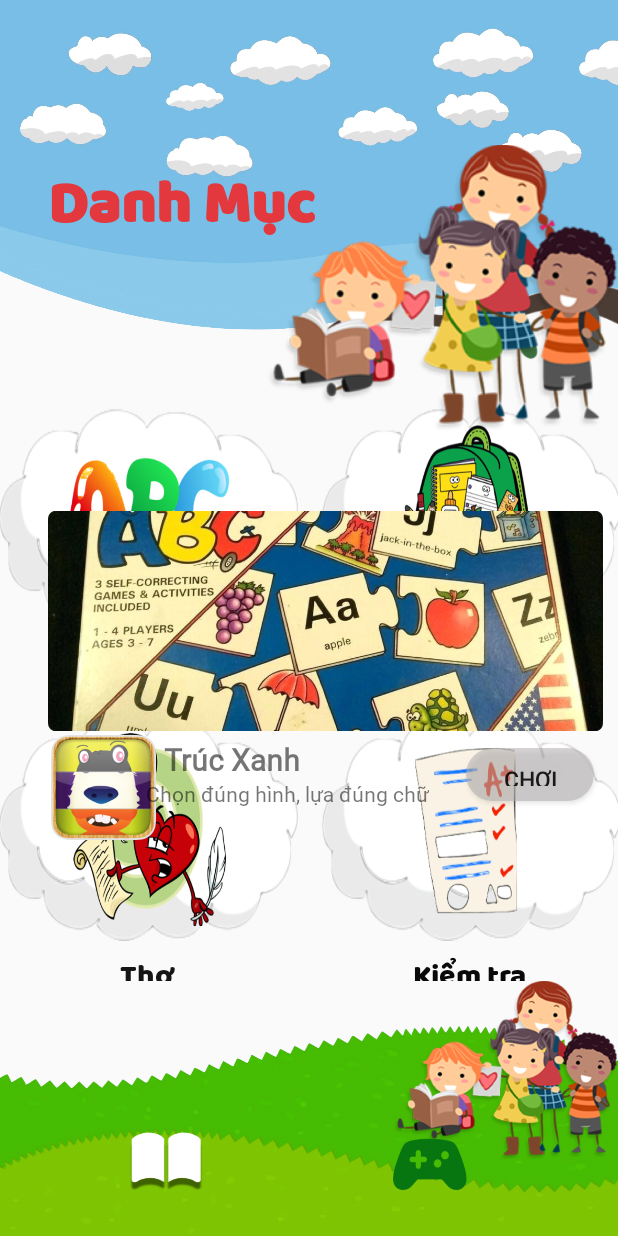
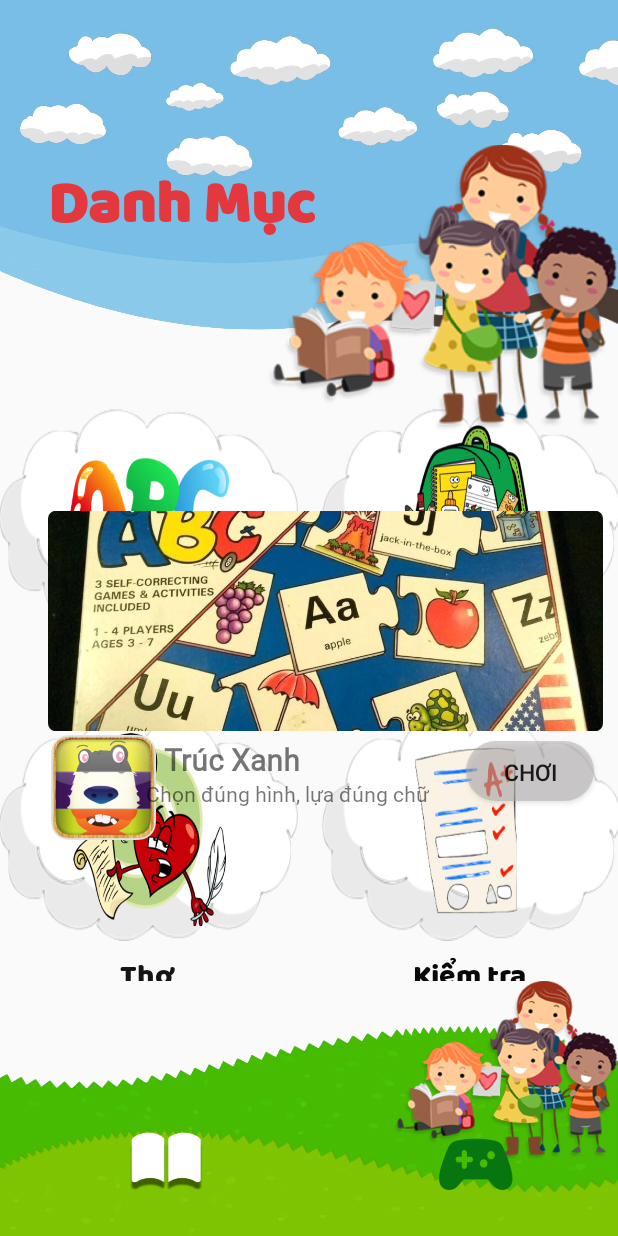
Before and after one commit to hhoang168/MTiengViet1-PRM-Project, an Android app: the fragment GameFragment placed in its activity, on a phone screen of 412 x 824 dp. Run offline under Robolectric (Android 15) with nearby library versions, the phone set to English and light mode, and no system bars; network calls fail.

Commit message:
edit some button in vocabulary, home, game

```diff
--- a/app/src/main/res/layout/activity_main.xml
+++ b/app/src/main/res/layout/activity_main.xml
@@ -63,7 +63,7 @@
             android:id="@+id/btnGame"
             android:layout_width="50dp"
             android:layout_height="35dp"
-            android:layout_marginStart="125dp"
+            android:layout_marginStart="156dp"
             android:layout_marginBottom="30dp"
             android:background="@drawable/choi_screenhoc"
             android:onClick="clickToGame"
--- a/app/src/main/res/layout/activity_vocabulary_detail.xml
+++ b/app/src/main/res/layout/activity_vocabulary_detail.xml
@@ -78,7 +78,7 @@
         android:id="@+id/btnPre"
         android:layout_width="125dp"
         android:layout_height="40dp"
-        android:layout_marginEnd="205dp"
+        android:layout_marginEnd="225dp"
         android:layout_marginBottom="15dp"
         android:background="@drawable/button_left_shape"
         android:fontFamily="@font/baloo_thambi"
--- a/app/src/main/res/layout/fragment_game.xml
+++ b/app/src/main/res/layout/fragment_game.xml
@@ -100,7 +100,7 @@
 
         <Button
             android:layout_width="85dp"
-            android:layout_height="35dp"
+            android:layout_height="40dp"
             android:layout_marginEnd="16dp"
             android:layout_marginBottom="136dp"
             android:text="Chơi"
```
